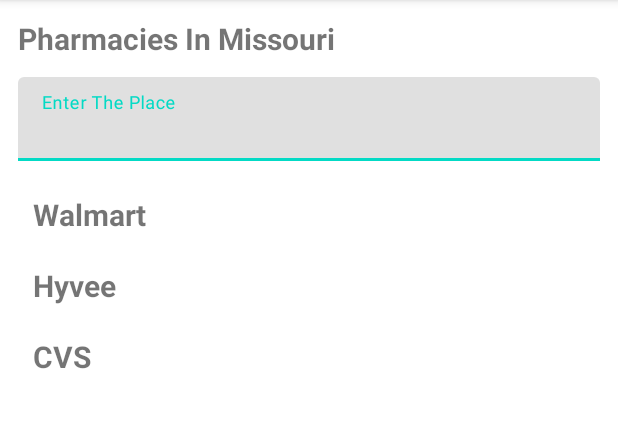
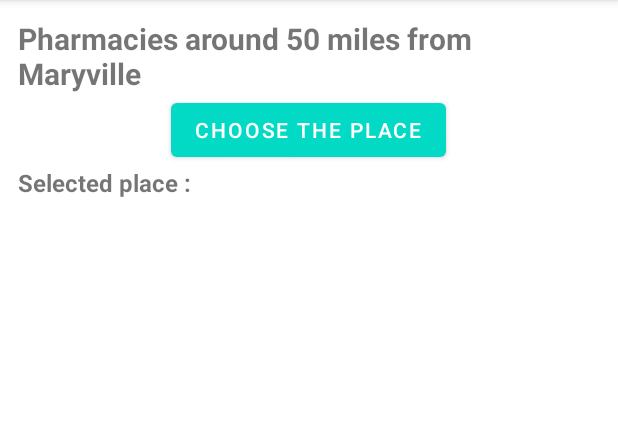
Before and after one commit to vineetha-batchu/covid19-prediction, an Android app: the PharmacyListActivity screen opened directly, with no data from a screen before it, on a phone screen of 412 x 824 dp, the part 84-512 px from its top. Run offline under Robolectric (Android 15) with nearby library versions, the phone set to English and light mode, and no system bars.

Commit message:
pharmacieslist functionality is in progress

```diff
--- a/app/src/main/java/com/example/group2_project/AdapterPlaces.java
+++ b/app/src/main/java/com/example/group2_project/AdapterPharmacies.java
@@ -10,13 +10,13 @@ import androidx.recyclerview.widget.RecyclerView;
 
 import java.util.List;
 
-public class AdapterPlaces extends RecyclerView.Adapter<AdapterPlaces.MyViewHolder>{
+public class AdapterPharmacies extends RecyclerView.Adapter<AdapterPharmacies.MyViewHolder>{
 
-    private List<String> placesList;
+    private List<String> pharmaciesList;
     private TextView message,time;
 
-    public AdapterPlaces(List<String> placesList) {
-        this.placesList = placesList;
+    public AdapterPharmacies(List<String> pharmaciesList) {
+        this.pharmaciesList = pharmaciesList;
     }
 
     @NonNull
@@ -29,12 +29,12 @@ public class AdapterPlaces extends RecyclerView.Adapter<AdapterPlaces.MyViewHold
 
     @Override
     public void onBindViewHolder(@NonNull MyViewHolder myViewHolder, int i) {
-        message.setText(placesList.get(i));
+        message.setText(pharmaciesList.get(i));
     }
 
     @Override
     public int getItemCount() {
-        return placesList.size();
+        return pharmaciesList.size();
     }
 
     public class MyViewHolder extends RecyclerView.ViewHolder{
--- /dev/null
+++ b/app/src/main/java/com/example/group2_project/ItemClickListener.java
@@ -0,0 +1,7 @@
+package com.example.group2_project;
+
+import android.view.View;
+
+public interface ItemClickListener {
+    void itemClick(View view, int position);
+}
--- a/app/src/main/java/com/example/group2_project/PharmacyListActivity.java
+++ b/app/src/main/java/com/example/group2_project/PharmacyListActivity.java
@@ -1,6 +1,12 @@
 package com.example.group2_project;
 
+import android.app.Dialog;
 import android.os.Bundle;
+import android.util.Log;
+import android.view.View;
+import android.view.Window;
+import android.widget.Button;
+import android.widget.TextView;
 
 import androidx.annotation.Nullable;
 import androidx.appcompat.app.AppCompatActivity;
@@ -9,15 +15,23 @@ import androidx.recyclerview.widget.RecyclerView;
 
 import java.util.ArrayList;
 
-public class PharmacyListActivity extends AppCompatActivity {
+public class PharmacyListActivity extends AppCompatActivity implements View.OnClickListener, ItemClickListener {
     private RecyclerView recyclerView;
-    private AdapterPlaces adapter;
+    private AdapterPharmacies pharmaciesAdapter;
+    private Button btnChooseThePlace;
+    private TextView tvSelectedPlace;
+
+    private Dialog dialog;
+    private ArrayList<String> placesList;
 
     @Override
     protected void onCreate(@Nullable Bundle savedInstanceState) {
         super.onCreate(savedInstanceState);
         setContentView(R.layout.activity_pharmacy_list);
 
+        btnChooseThePlace = findViewById(R.id.btn_choose_place);
+        tvSelectedPlace = findViewById(R.id.tv_selected_place);
+        btnChooseThePlace.setOnClickListener(this);
 
         recyclerView = findViewById(R.id.recyclerView);
         LinearLayoutManager linearLayoutManager = new LinearLayoutManager(PharmacyListActivity.this);
@@ -27,13 +41,40 @@ public class PharmacyListActivity extends AppCompatActivity {
 
     public void setItemsInRecyclerView() {
 
-        ArrayList<String> places = new ArrayList<>();
-        places.add("Walmart");
-        places.add("Hyvee");
-        places.add("CVS");
+        ArrayList<String> pharmaciesList = new ArrayList<>();
 
-        adapter = new AdapterPlaces(places);
-        recyclerView.setAdapter(adapter);
+        pharmaciesAdapter = new AdapterPharmacies(pharmaciesList);
+        recyclerView.setAdapter(pharmaciesAdapter);
 
     }
+
+    @Override
+    public void onClick(View view) {
+        dialog = new Dialog(this);
+        dialog.setContentView(R.layout.dialog_choose_place);
+        Window window = dialog.getWindow();
+        window.setLayout(RecyclerView.LayoutParams.MATCH_PARENT, RecyclerView.LayoutParams.WRAP_CONTENT);
+
+        RecyclerView recyclerViewPlaces = dialog.findViewById(R.id.recyclerView_places);
+        LinearLayoutManager linearLayoutManager = new LinearLayoutManager(dialog.getContext());
+        recyclerViewPlaces.setLayoutManager(linearLayoutManager);
+
+        placesList = new ArrayList<>();
+        placesList.add("Place 1");
+        placesList.add("Place 2");
+        placesList.add("Place 3");
+
+        AdapterPlaceChoosing adapter = new AdapterPlaceChoosing(placesList, this);
+        recyclerViewPlaces.setAdapter(adapter);
+
+        dialog.show();
+    }
+
+    @Override
+    public void itemClick(View view, int position) {
+        Log.d("itemClick", "itemClick");
+        dialog.dismiss();
+        tvSelectedPlace.setText("Selected place : " + placesList.get(position));
+    }
+
 }
--- a/app/src/main/res/layout/activity_pharmacy_list.xml
+++ b/app/src/main/res/layout/activity_pharmacy_list.xml
@@ -9,29 +9,29 @@
     <TextView
         android:layout_width="wrap_content"
         android:layout_height="wrap_content"
-        android:text="Pharmacies In Missouri"
+        android:text="Pharmacies around 50 miles from Maryville"
         android:textStyle="bold"
         android:textSize="20sp"/>
 
+    <Button
+        android:id="@+id/btn_choose_place"
+        android:layout_width="wrap_content"
+        android:layout_height="wrap_content"
+        android:text="Choose the place"
+        android:layout_gravity="center_horizontal"/>
 
-    <com.google.android.material.textfield.TextInputLayout
-        android:layout_width="match_parent"
+    <TextView
+        android:id="@+id/tv_selected_place"
+        android:layout_width="wrap_content"
         android:layout_height="wrap_content"
-        android:layout_marginTop="12dp"
-        android:hint="Enter The Place">
-
-        <com.google.android.material.textfield.TextInputEditText
-            android:layout_width="match_parent"
-            android:layout_height="wrap_content" />
-
-    </com.google.android.material.textfield.TextInputLayout>
-
-
+        android:text="Selected place : "
+        android:textStyle="bold"
+        android:textSize="16sp"/>
 
     <androidx.recyclerview.widget.RecyclerView
         android:id="@+id/recyclerView"
         android:layout_width="match_parent"
         android:layout_height="match_parent"
-        android:layout_marginTop="12dp"
+        android:layout_marginTop="14dp"
         />
 </LinearLayout>
```
Also changed, not shown: app/src/main/java/com/example/group2_project/AdapterPlaceChoosing.java (added, +58 -0 lines), app/src/main/res/layout/dialog_choose_place.xml (added, +29 -0 lines), app/src/main/res/layout/places_list_item.xml (added, +16 -0 lines).
